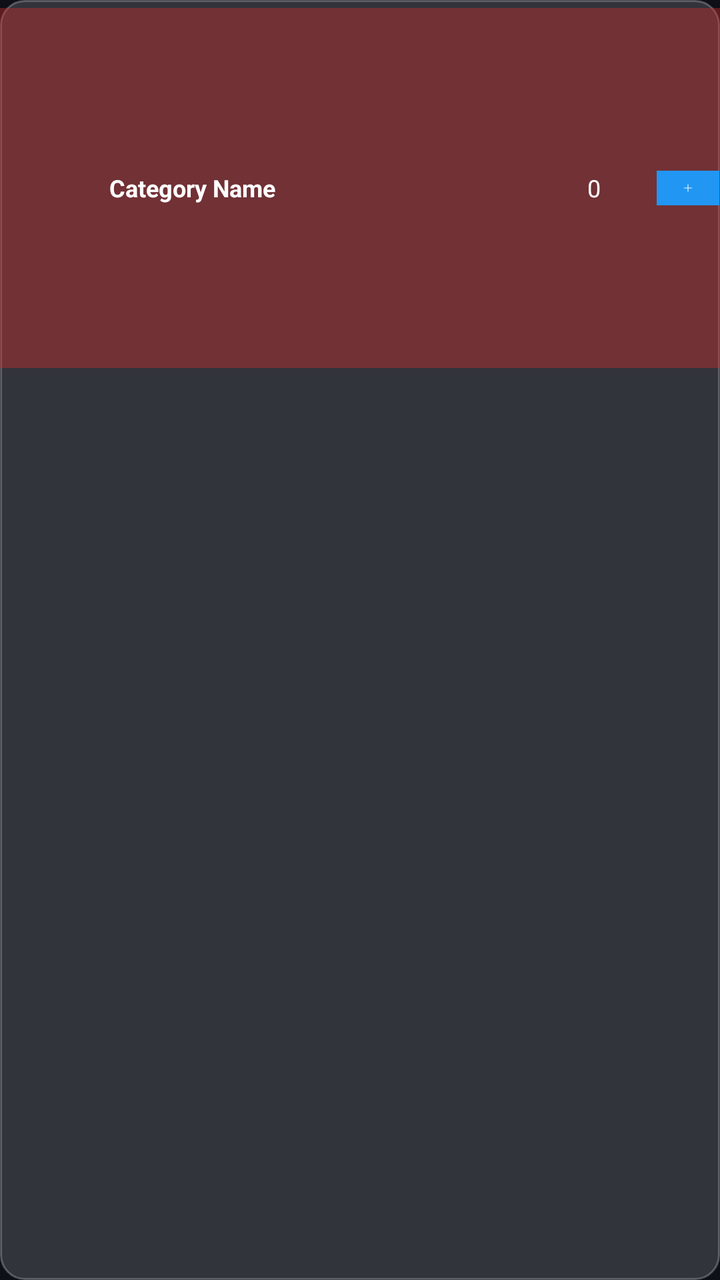
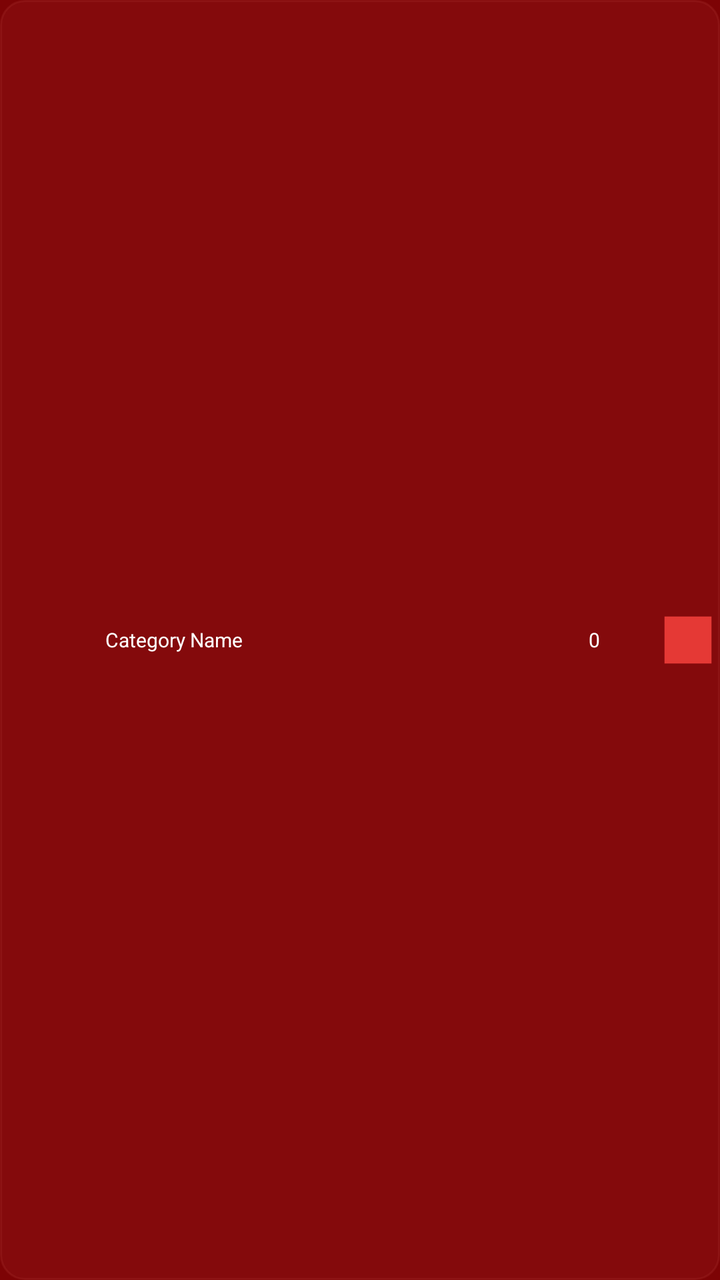

An Android layout rendered at two revisions. The XML below is the earlier revision; the diff shows what the commit changed to produce the second picture.
<!-- AndroidManifest.xml: application theme AppTheme -->
<!-- res/layout/item_category.xml -->
<?xml version="1.0" encoding="utf-8"?>
<RelativeLayout 
    xmlns:android="http://schemas.android.com/apk/res/android"
    android:id="@+id/rootLayout"
    android:layout_width="match_parent"
    android:layout_height="wrap_content"
    android:orientation="horizontal"
    android:background="@drawable/channel_item_background"
    android:paddingTop="4dp"
    android:paddingBottom="4dp"
    android:focusable="true"
    android:clickable="true"
    android:animateLayoutChanges="false">

    <LinearLayout
        android:id="@+id/innerLayout"
        android:layout_width="match_parent"
        android:layout_height="wrap_content"
        android:minHeight="40dp"
        android:orientation="horizontal"
        android:background="#66D32F2F"
        android:animateLayoutChanges="false">

        
        <TextView
            android:id="@+id/categoryPosition"
            android:layout_width="0dp"
            android:layout_height="match_parent"
            android:layout_weight="0.15"
            android:gravity="center"
            android:textColor="@color/text_primary"
            android:textSize="12sp"
            android:animateLayoutChanges="false"/>

        
        <TextView
            android:id="@+id/categoryName"
            android:layout_width="0dp"
            android:layout_height="match_parent"
            android:layout_weight="0.7"
            android:gravity="start|center_vertical"
            android:text="Category Name"
            android:textColor="@color/text_primary"
            android:textSize="12sp"
            android:textStyle="bold"
            android:paddingStart="8dp"
            android:paddingEnd="8dp"
            android:animateLayoutChanges="false"/>

        
        <TextView
            android:id="@+id/categoryCount"
            android:layout_width="0dp"
            android:layout_height="match_parent"
            android:layout_weight="0.2"
            android:gravity="center"
            android:text="0"
            android:textColor="@color/text_primary"
            android:textSize="12sp"
            android:animateLayoutChanges="false"/>

        
        <ImageView
            android:id="@+id/pointerImageView"
            android:layout_width="0dp"
            android:layout_height="match_parent"
            android:layout_weight="0.1"
            android:src="@drawable/app_banner"
            android:scaleType="fitCenter"
            android:contentDescription="@string/app_name"
            android:animateLayoutChanges="false"/>
    </LinearLayout>

</RelativeLayout>
<!-- resources referenced by this layout -->
<resources>
  <color name="text_primary">#FFFFFF</color>
  <!-- drawable app_banner (drawable) -->
  <vector xmlns:android="http://schemas.android.com/apk/res/android"
      android:width="320dp"
      android:height="180dp"
      android:viewportWidth="320"
      android:viewportHeight="180">
      <path
          android:fillColor="@color/primary_blue"
          android:pathData="M0,0h320v180h-320z"/>
      <path
          android:fillColor="#FFFFFF"
          android:pathData="M160,70 L160,110 M140,90 L180,90"
          android:strokeWidth="4"
          android:strokeColor="#FFFFFF"/>
  </vector>
  <!-- drawable channel_item_background (drawable) -->
  <?xml version="1.0" encoding="utf-8"?>
  <selector xmlns:android="http://schemas.android.com/apk/res/android">
      <item android:state_focused="true">
          <shape android:shape="rectangle">
              <solid android:color="@color/focus_background" />
              <stroke
                  android:width="2dp"
                  android:color="@color/focus_color" />
              <corners android:radius="12dp" />
          </shape>
      </item>
      <item>
          <shape android:shape="rectangle">
              <solid android:color="@color/glassmorphism_background" />
              <stroke
                  android:width="1dp"
                  android:color="@color/glassmorphism_stroke" />
              <corners android:radius="12dp" />
          </shape>
      </item>
  </selector>
  <string name="app_name">Alaa IPTV</string>
  <style name="AppTheme" parent="Theme.AppCompat.NoActionBar">
          
          <item name="colorPrimary">@color/primary_blue</item>
          <item name="colorPrimaryDark">@color/dark_background</item>
          <item name="colorAccent">@color/accent_blue</item>
  
          
          <item name="android:windowBackground">@color/dark_background</item>
          <item name="android:colorBackground">@color/dark_background</item>
  
          
          <item name="android:textColorPrimary">@color/text_primary</item>
          <item name="android:textColorSecondary">@color/text_secondary</item>
  
          
          <item name="android:windowDrawsSystemBarBackgrounds">true</item>
      </style>
  <color name="primary_blue">#2196F3</color>
  <color name="focus_background">#332196F3</color>
  <color name="focus_color">#2196F3</color>
  <color name="glassmorphism_background">#26FFFFFF</color>
  <color name="glassmorphism_stroke">#40FFFFFF</color>
  <color name="dark_background">#0D1117</color>
  <color name="accent_blue">#64B5F6</color>
  <color name="text_secondary">#B0B0B0</color>
</resources>

<!-- the commit's change to res/layout/item_category.xml (unified diff, before → after) -->
@@ -3,11 +3,8 @@
     xmlns:android="http://schemas.android.com/apk/res/android"
     android:id="@+id/rootLayout"
     android:layout_width="match_parent"
-    android:layout_height="wrap_content"
-    android:orientation="horizontal"
+    android:layout_height="35dp"
     android:background="@drawable/channel_item_background"
-    android:paddingTop="4dp"
-    android:paddingBottom="4dp"
     android:focusable="true"
     android:clickable="true"
     android:animateLayoutChanges="false">
@@ -15,24 +12,21 @@
     <LinearLayout
         android:id="@+id/innerLayout"
         android:layout_width="match_parent"
-        android:layout_height="wrap_content"
-        android:minHeight="40dp"
+        android:layout_height="match_parent"
         android:orientation="horizontal"
-        android:background="#66D32F2F"
+        android:background="#CC990000"
         android:animateLayoutChanges="false">
 
-        
         <TextView
             android:id="@+id/categoryPosition"
             android:layout_width="0dp"
             android:layout_height="match_parent"
             android:layout_weight="0.15"
             android:gravity="center"
-            android:textColor="@color/text_primary"
-            android:textSize="12sp"
+            android:textColor="@color/white"
+            android:textSize="10sp"
             android:animateLayoutChanges="false"/>
 
-        
         <TextView
             android:id="@+id/categoryName"
             android:layout_width="0dp"
@@ -40,14 +34,12 @@
             android:layout_weight="0.7"
             android:gravity="start|center_vertical"
             android:text="Category Name"
-            android:textColor="@color/text_primary"
-            android:textSize="12sp"
-            android:textStyle="bold"
-            android:paddingStart="8dp"
-            android:paddingEnd="8dp"
+            android:textColor="@color/white"
+            android:textSize="10sp"
+            android:paddingStart="6dp"
+            android:paddingEnd="6dp"
             android:animateLayoutChanges="false"/>
 
-        
         <TextView
             android:id="@+id/categoryCount"
             android:layout_width="0dp"
@@ -55,19 +47,17 @@
             android:layout_weight="0.2"
             android:gravity="center"
             android:text="0"
-            android:textColor="@color/text_primary"
-            android:textSize="12sp"
+            android:textColor="@color/white"
+            android:textSize="10sp"
             android:animateLayoutChanges="false"/>
 
-        
         <ImageView
             android:id="@+id/pointerImageView"
             android:layout_width="0dp"
             android:layout_height="match_parent"
             android:layout_weight="0.1"
-            android:src="@drawable/app_banner"
+            android:src="@drawable/ic_logo"
             android:scaleType="fitCenter"
-            android:contentDescription="@string/app_name"
             android:animateLayoutChanges="false"/>
     </LinearLayout>
 
<!-- resource entries referenced after the edit -->
@@ -1,21 +1,6 @@
 <!-- resources referenced by this layout -->
 <resources>
   <color name="text_primary">#FFFFFF</color>
-  <!-- drawable app_banner (drawable) -->
-  <vector xmlns:android="http://schemas.android.com/apk/res/android"
-      android:width="320dp"
-      android:height="180dp"
-      android:viewportWidth="320"
-      android:viewportHeight="180">
-      <path
-          android:fillColor="@color/primary_blue"
-          android:pathData="M0,0h320v180h-320z"/>
-      <path
-          android:fillColor="#FFFFFF"
-          android:pathData="M160,70 L160,110 M140,90 L180,90"
-          android:strokeWidth="4"
-          android:strokeColor="#FFFFFF"/>
-  </vector>
   <!-- drawable channel_item_background (drawable) -->
   <?xml version="1.0" encoding="utf-8"?>
   <selector xmlns:android="http://schemas.android.com/apk/res/android">
@@ -38,7 +23,18 @@
           </shape>
       </item>
   </selector>
-  <string name="app_name">Alaa IPTV</string>
+  <!-- drawable ic_logo (drawable) -->
+  <?xml version="1.0" encoding="utf-8"?>
+  <vector xmlns:android="http://schemas.android.com/apk/res/android"
+      android:width="96dp"
+      android:height="96dp"
+      android:viewportWidth="24"
+      android:viewportHeight="24">
+  
+      <path
+          android:fillColor="#E53935"
+          android:pathData="M3,3h18v18H3z"/>
+  </vector>
   <style name="AppTheme" parent="Theme.AppCompat.NoActionBar">
           
           <item name="colorPrimary">@color/primary_blue</item>
